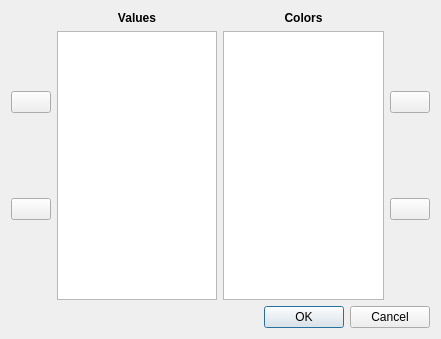
Qt form plugins/colors/DoubleStringsListRelationDialog.ui (Tulip-Dev/tulip) before a commit.
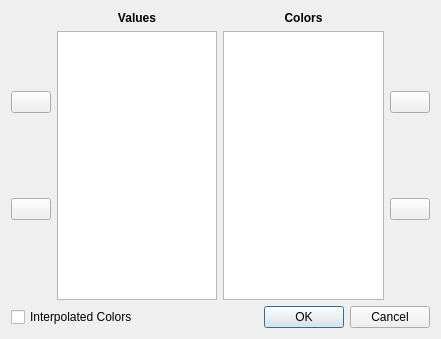
The same form after that commit. Icons and pictures are not drawn.

Commit message: Add checkbox to DoubleStringsListRelationDialog in ColorMapping to add the possibility to interpolate between values and a color scale.

```diff
--- a/plugins/colors/DoubleStringsListRelationDialog.ui
+++ b/plugins/colors/DoubleStringsListRelationDialog.ui
@@ -281,11 +281,37 @@
     </layout>
    </item>
    <item>
+    <layout class="QHBoxLayout" name="horizontalLayout">
+     <property name="topMargin">
+      <number>0</number>
+     </property>
+     <item>
+      <widget class="QCheckBox" name="interpolateColorsCheckBox">
+       <property name="toolTip">
+        <string>&lt;html&gt;&lt;head/&gt;&lt;body&gt;&lt;p&gt;&lt;span style=&quot; font-weight:600;&quot;&gt;When checked&lt;/span&gt;, an interpolation is made to map each value to a color based on the current color scale. &lt;/p&gt;&lt;p&gt;&lt;span style=&quot; font-weight:600;&quot;&gt;When unchecked&lt;/span&gt;, replace the color mapping with the last set of non-interpolated colors.&lt;/p&gt;&lt;/body&gt;&lt;/html&gt;</string>
+       </property>
+       <property name="text">
+        <string>Interpolated Colors</string>
+       </property>
+      </widget>
+     </item>
+     <item>
     <widget class="QDialogButtonBox" name="buttonBox">
+       <property name="sizePolicy">
+        <sizepolicy hsizetype="Fixed" vsizetype="Fixed">
+         <horstretch>0</horstretch>
+         <verstretch>0</verstretch>
+        </sizepolicy>
+       </property>
      <property name="standardButtons">
       <set>QDialogButtonBox::Cancel|QDialogButtonBox::Ok</set>
      </property>
-    </widget>
+       <property name="centerButtons">
+        <bool>false</bool>
+       </property>
+      </widget>
+     </item>
+    </layout>
    </item>
   </layout>
  </widget>
```
Lines whose indentation alone changed are shown as unchanged. The commit also changes 2 other files.
